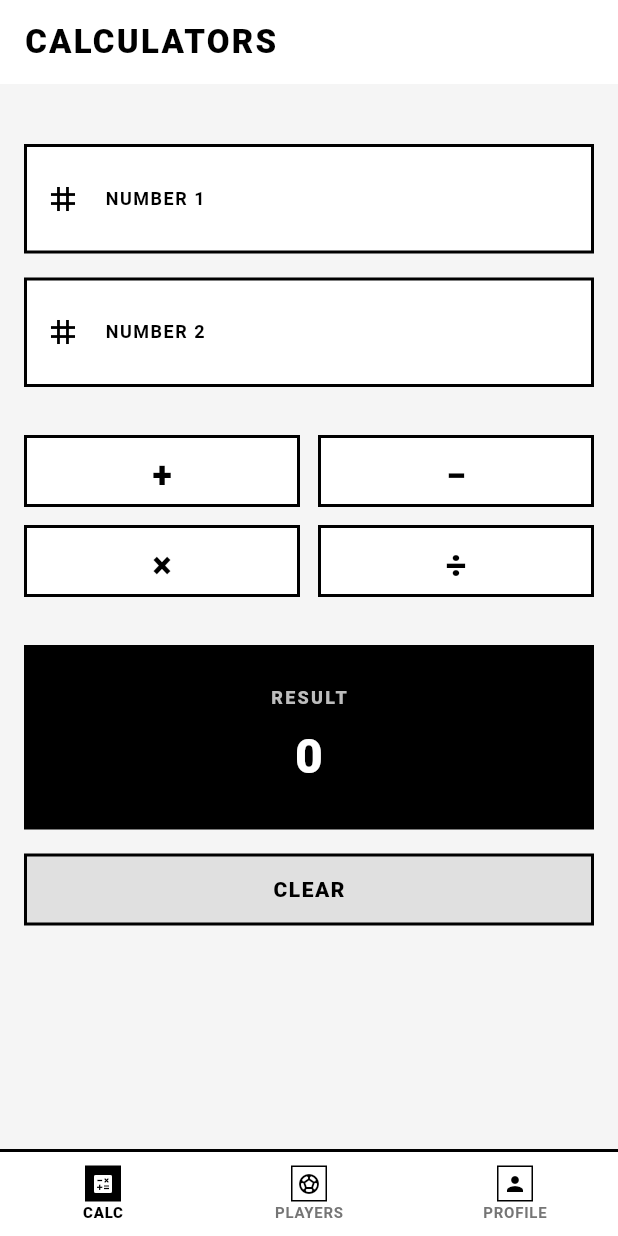
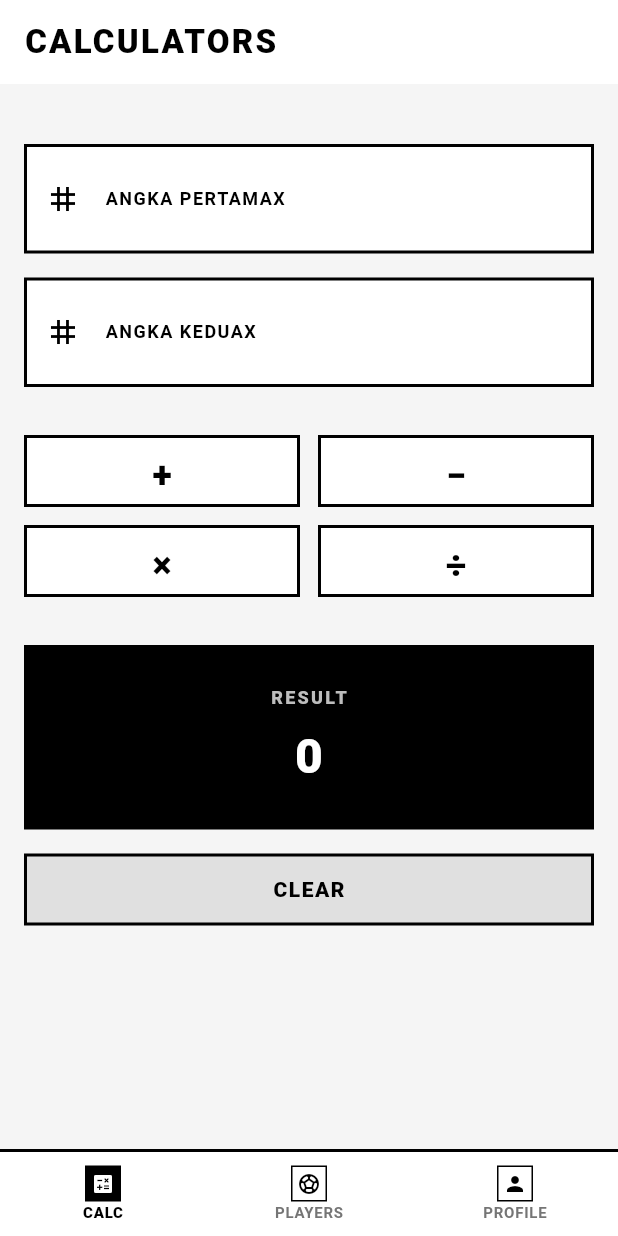
Before and after one commit to Azelzy/FlutterKalkulatorSederhana, a Flutter app: the screen it shows after launch, on a phone screen of 412 x 824 dp. Run offline on Flutter 3.47's test engine with Material 3 defaults, Android fonts, the phone set to English and light mode, and no system bars; our stand-ins replace get.

Commit message:
snackbar update

```diff
--- a/lib/pages/calculator_page.dart
+++ b/lib/pages/calculator_page.dart
@@ -35,19 +35,18 @@ class CalculatorPage extends StatelessWidget {
             // Input fields
             _buildInputField(
               controller: calculatorController.txtAngka1,
-              label: "NUMBER 1",
+              label: "ANGKA PERTAMAX",
             ),
             const SizedBox(height: 16),
 
             _buildInputField(
               controller: calculatorController.txtAngka2,
-              label: "NUMBER 2",
+              label: "ANGKA KEDUAX",
             ),
             const SizedBox(height: 32),
 
             // Operator buttons
-            Container(
-              child: Column(
+            Column(
               children: [
                 Row(
                   children: [
@@ -86,7 +85,7 @@ class CalculatorPage extends StatelessWidget {
                 ),
               ],
             ),
-            ),
+            // Result display
             const SizedBox(height: 32),
 
             // Result display
@@ -109,7 +108,8 @@ class CalculatorPage extends StatelessWidget {
                     ),
                   ),
                   const SizedBox(height: 8),
-                  Obx(() => Text(
+                  Obx(
+                    () => Text(
                       calculatorController.hasil.value,
                       style: const TextStyle(
                         fontSize: 32,
@@ -117,7 +117,8 @@ class CalculatorPage extends StatelessWidget {
                         color: Colors.white,
                         letterSpacing: 1.0,
                       ),
-                  )),
+                    ),
+                  ),
                 ],
               ),
             ),
@@ -171,10 +172,7 @@ class CalculatorPage extends StatelessWidget {
           ),
           border: InputBorder.none,
           contentPadding: const EdgeInsets.all(16),
-          prefixIcon: const Icon(
-            Icons.tag,
-            color: Colors.black,
-          ),
+          prefixIcon: const Icon(Icons.tag, color: Colors.black),
         ),
         style: const TextStyle(
           fontWeight: FontWeight.w600,
--- a/lib/pages/football_page.dart
+++ b/lib/pages/football_page.dart
@@ -109,7 +109,7 @@ class Footballpage extends StatelessWidget {
                           "TERHAPUS",
                           player.name.toUpperCase(),
                           snackPosition: SnackPosition.BOTTOM,
-                          backgroundColor: Colors.black,
+                          backgroundColor: const Color.fromARGB(63, 112, 111, 111),
                           colorText: Colors.white,
                         );
                       },
@@ -193,7 +193,7 @@ class Footballpage extends StatelessWidget {
                               "TERPENCET",
                               player.name.toUpperCase(),
                               snackPosition: SnackPosition.BOTTOM,
-                              backgroundColor: Colors.black,
+                              backgroundColor: const Color.fromARGB(63, 112, 111, 111),
                               colorText: Colors.white,
                             );
                           },
```
Also changed, not shown: lib/controllers/calculator_controller.dart (+6 -6 lines). Lines whose indentation alone changed are shown as unchanged.
